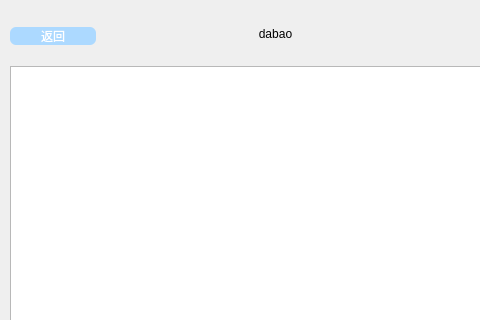
Above: src/frontend/chat.ui from bmyjacks/pairpal-project before the change; both pictures show x 0 to 480 and y 0 to 320 of the 562 by 564 pixel window. Below: the same form after it.
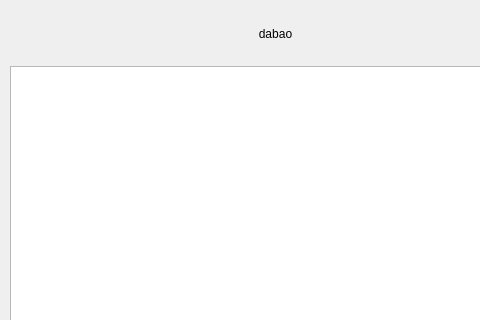
That is the form after the change.

```diff
--- a/src/frontend/chat.ui
+++ b/src/frontend/chat.ui
@@ -63,13 +63,6 @@
     <property name="bottomMargin">
      <number>0</number>
     </property>
-    <item>
-     <widget class="QPushButton" name="back11">
-      <property name="text">
-       <string>返回</string>
-      </property>
-     </widget>
-    </item>
     <item>
      <widget class="QWidget" name="widget" native="true">
       <property name="minimumSize">
```
